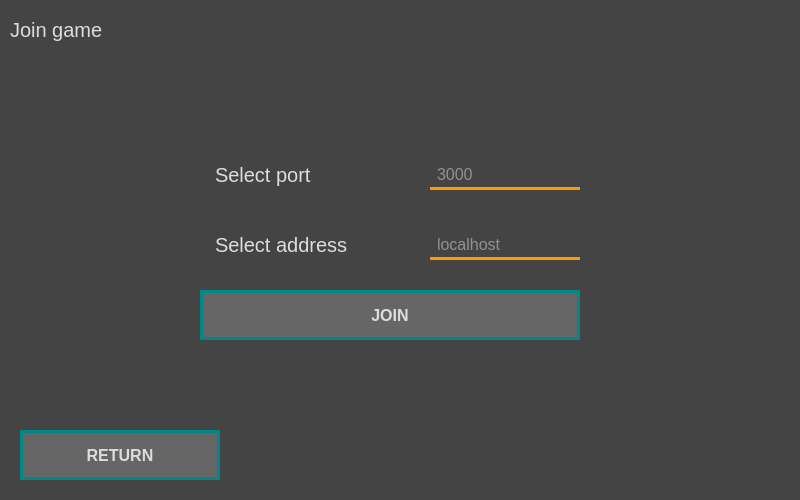
First picture: the form in application.ui, repository LukaszMichalsky/PS-Warships-GUI, before the edit.
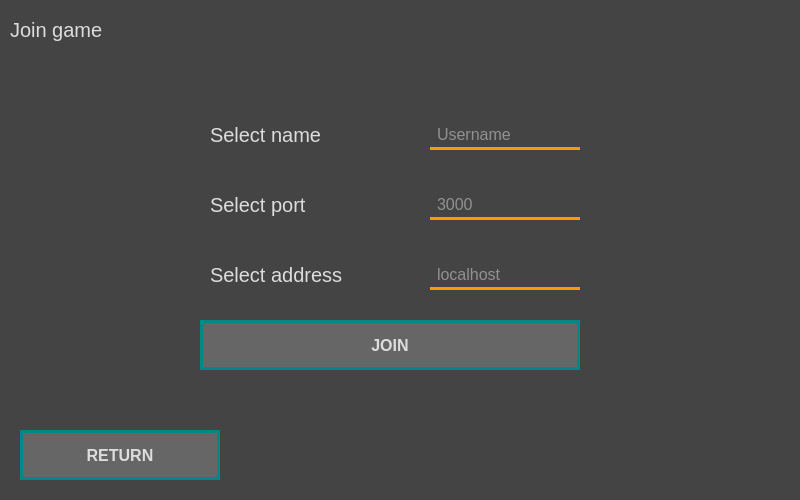
Second picture: the form after the edit. The open tabs and pages were chosen to show the change.

Commit message: Added username field in server start and join game pages

Patch:
```diff
--- a/application.ui
+++ b/application.ui
@@ -90,6 +90,11 @@
 	border-right-width: 3px;
 }
 
+QLabel[STYLE_TEXT_DESC=&quot;true&quot;] {
+	padding-right: 10px;
+	qproperty-alignment: &quot;AlignRight | AlignVCenter&quot;;
+}
+
 QLabel[STYLE_TITLE=&quot;true&quot;] {
 	font-size: 30px;
 	font-weight: bold;
@@ -102,11 +107,6 @@
 	padding-right: 5px;
 
 	qproperty-alignment: &quot;AlignRight | AlignBottom&quot;;
-}
-
-#labelStartServerPort, #labelJoinGamePort, #labelJoinGameAddress {
-	padding-right: 10px;
-	qproperty-alignment: &quot;AlignRight | AlignVCenter&quot;;
 }</string>
   </property>
   <widget class="QWidget" name="centralWidget">
@@ -303,7 +303,7 @@
       <property name="geometry">
        <rect>
         <x>430</x>
-        <y>160</y>
+        <y>190</y>
         <width>150</width>
         <height>30</height>
        </rect>
@@ -316,7 +316,7 @@
       <property name="geometry">
        <rect>
         <x>210</x>
-        <y>150</y>
+        <y>180</y>
         <width>200</width>
         <height>50</height>
        </rect>
@@ -332,7 +332,7 @@
       <property name="geometry">
        <rect>
         <x>210</x>
-        <y>220</y>
+        <y>250</y>
         <width>200</width>
         <height>50</height>
        </rect>
@@ -348,7 +348,7 @@
       <property name="geometry">
        <rect>
         <x>430</x>
-        <y>230</y>
+        <y>260</y>
         <width>150</width>
         <height>30</height>
        </rect>
@@ -361,7 +361,7 @@
       <property name="geometry">
        <rect>
         <x>200</x>
-        <y>290</y>
+        <y>320</y>
         <width>380</width>
         <height>50</height>
        </rect>
@@ -370,6 +370,38 @@
        <string>JOIN</string>
       </property>
      </widget>
+     <widget class="QLabel" name="labelJoinGamePort_3">
+      <property name="geometry">
+       <rect>
+        <x>210</x>
+        <y>110</y>
+        <width>200</width>
+        <height>50</height>
+       </rect>
+      </property>
+      <property name="text">
+       <string>Select name</string>
+      </property>
+      <property name="BORDER_RIGHT" stdset="0">
+       <bool>true</bool>
+      </property>
+      <property name="STYLE_TEXT_DESC" stdset="0">
+       <bool>true</bool>
+      </property>
+     </widget>
+     <widget class="QLineEdit" name="textJoinGamePort_3">
+      <property name="geometry">
+       <rect>
+        <x>430</x>
+        <y>120</y>
+        <width>150</width>
+        <height>30</height>
+       </rect>
+      </property>
+      <property name="placeholderText">
+       <string>Username</string>
+      </property>
+     </widget>
     </widget>
    </widget>
   </widget>
```
Left out of the diff: 47 changed lines with no effect on the pictures.
